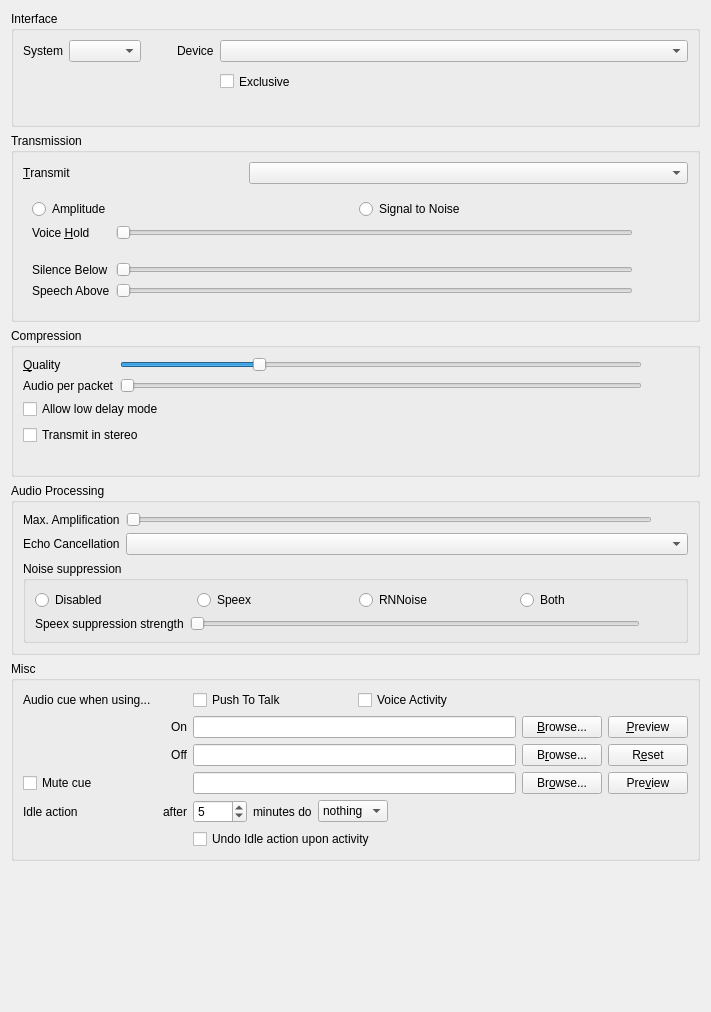
Qt form src/mumble/AudioInput.ui (d3adb5/mumble) before a commit.
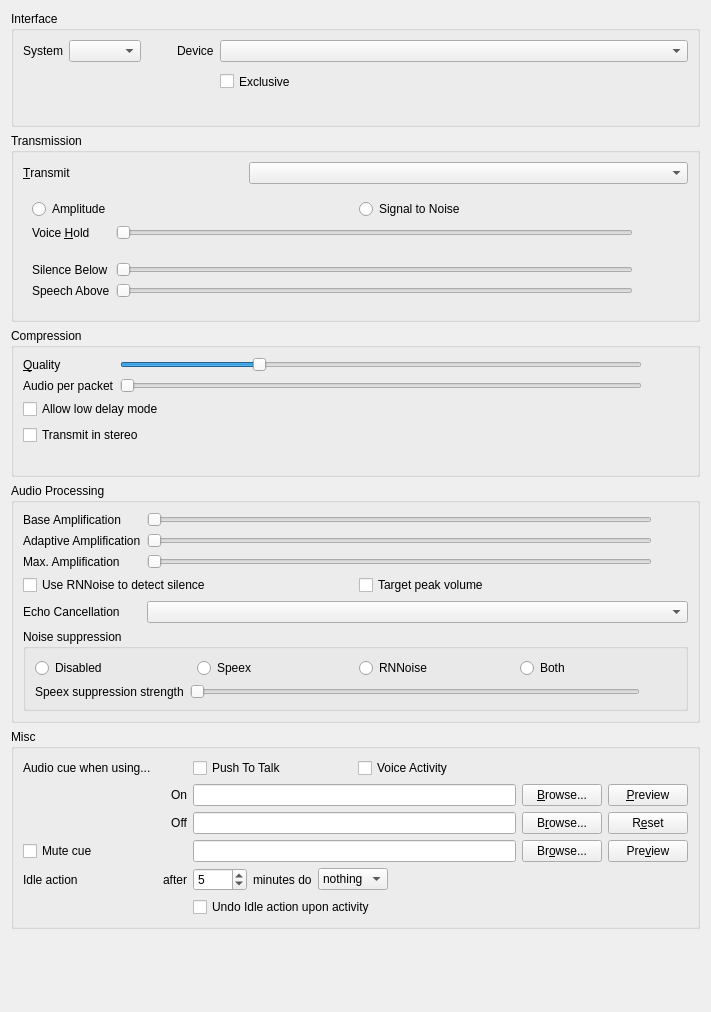
The same form after that commit. Custom widgets are drawn as their Qt base class.

Commit message: feat: expose base and adaptive amplification in the UI

```diff
--- a/src/mumble/AudioInput.ui
+++ b/src/mumble/AudioInput.ui
@@ -663,6 +663,118 @@
       <string>Audio Processing</string>
      </property>
      <layout class="QGridLayout">
+      <item row="0" column="0">
+       <widget class="QLabel" name="qliAmpBase">
+        <property name="text">
+         <string>Base Amplification</string>
+        </property>
+        <property name="buddy">
+         <cstring>qsAmpBase</cstring>
+        </property>
+       </widget>
+      </item>
+      <item row="0" column="1">
+       <widget class="SemanticSlider" name="qsAmpBase">
+        <property name="toolTip">
+         <string>Amplification the input always gets, even while it is silent</string>
+        </property>
+        <property name="whatsThis">
+         <string>&lt;b&gt;Base amplification of input.&lt;/b&gt;&lt;br /&gt;The input is always amplified by at least this much. Leave it at 1.0 (the leftmost position) for no guaranteed amplification.&lt;br /&gt;The base level can never exceed the adaptive or maximum levels.</string>
+        </property>
+        <property name="accessibleName">
+         <string>Base amplification</string>
+        </property>
+        <property name="accessibleDescription">
+         <string>The input is always amplified by at least this much</string>
+        </property>
+        <property name="maximum">
+         <number>29500</number>
+        </property>
+        <property name="singleStep">
+         <number>500</number>
+        </property>
+        <property name="pageStep">
+         <number>2000</number>
+        </property>
+        <property name="orientation">
+         <enum>Qt::Horizontal</enum>
+        </property>
+       </widget>
+      </item>
+      <item row="0" column="2">
+       <widget class="QLabel" name="qlAmpBase">
+        <property name="minimumSize">
+         <size>
+          <width>30</width>
+          <height>0</height>
+         </size>
+        </property>
+        <property name="text">
+         <string/>
+        </property>
+       </widget>
+      </item>
+      <item row="1" column="0">
+       <widget class="QLabel" name="qliAmpAdaptive">
+        <property name="text">
+         <string>Adaptive Amplification</string>
+        </property>
+        <property name="buddy">
+         <cstring>qsAmpAdaptive</cstring>
+        </property>
+       </widget>
+      </item>
+      <item row="1" column="1">
+       <widget class="SemanticSlider" name="qsAmpAdaptive">
+        <property name="toolTip">
+         <string>Maximum amplification while the input is classified as noise</string>
+        </property>
+        <property name="whatsThis">
+         <string>&lt;b&gt;Adaptive (silence-aware) amplification of input.&lt;/b&gt;&lt;br /&gt;While the input is classified as background noise rather than speech, it is amplified by at most this much, so that noise is not boosted as hard as your voice.&lt;br /&gt;Set it equal to the maximum to disable the silence-aware cap. The adaptive level always stays between the base and maximum levels.</string>
+        </property>
+        <property name="accessibleName">
+         <string>Adaptive amplification</string>
+        </property>
+        <property name="accessibleDescription">
+         <string>Noise is amplified by at most this amount</string>
+        </property>
+        <property name="maximum">
+         <number>29500</number>
+        </property>
+        <property name="singleStep">
+         <number>500</number>
+        </property>
+        <property name="pageStep">
+         <number>2000</number>
+        </property>
+        <property name="orientation">
+         <enum>Qt::Horizontal</enum>
+        </property>
+       </widget>
+      </item>
+      <item row="1" column="2">
+       <widget class="QLabel" name="qlAmpAdaptive">
+        <property name="minimumSize">
+         <size>
+          <width>30</width>
+          <height>0</height>
+         </size>
+        </property>
+        <property name="text">
+         <string/>
+        </property>
+       </widget>
+      </item>
+      <item row="2" column="0">
+       <widget class="QLabel" name="qliAmpMax">
+        <property name="text">
+         <string>Max. Amplification</string>
+        </property>
+        <property name="buddy">
+         <cstring>qsAmpMax</cstring>
+        </property>
+       </widget>
+      </item>
       <item row="2" column="1">
        <widget class="SemanticSlider" name="qsAmp">
         <property name="toolTip">
@@ -678,7 +790,7 @@
          <string>Speech is dynamically amplified by at most this amount</string>
         </property>
         <property name="maximum">
-         <number>19500</number>
+         <number>29500</number>
         </property>
         <property name="singleStep">
          <number>500</number>
@@ -691,16 +803,6 @@
         </property>
        </widget>
       </item>
-      <item row="2" column="0">
-       <widget class="QLabel" name="qliAmp">
-        <property name="text">
-         <string>Max. Amplification</string>
-        </property>
-        <property name="buddy">
-         <cstring>qsAmp</cstring>
-        </property>
-       </widget>
-      </item>
       <item row="2" column="2">
        <widget class="QLabel" name="qlAmp">
         <property name="minimumSize">
@@ -714,7 +816,37 @@
         </property>
        </widget>
       </item>
-      <item row="3" column="0">
+      <item row="3" column="0" colspan="3">
+       <layout class="QHBoxLayout" name="qhblAmpOptions">
+        <item>
+         <widget class="QCheckBox" name="qcbAdaptiveRNNoise">
+          <property name="toolTip">
+           <string>Detect silence with RNNoise instead of the signal-to-noise ratio</string>
+          </property>
+          <property name="whatsThis">
+           <string>&lt;b&gt;Use RNNoise to detect silence.&lt;/b&gt;&lt;br /&gt;Drives the adaptive amplification from RNNoise's voice activity estimate rather than Speex's signal-to-noise ratio. Has an effect only while RNNoise is the active noise canceller.</string>
+          </property>
+          <property name="text">
+           <string>Use RNNoise to detect silence</string>
+          </property>
+         </widget>
+        </item>
+        <item>
+         <widget class="QCheckBox" name="qcbAmpPeak">
+          <property name="toolTip">
+           <string>Amplify towards the signal peak instead of its average level</string>
+          </property>
+          <property name="whatsThis">
+           <string>&lt;b&gt;Target peak volume.&lt;/b&gt;&lt;br /&gt;Amplifies towards the loudest sample of each frame, keeping peaks from clipping, instead of towards the average level.</string>
+          </property>
+          <property name="text">
+           <string>Target peak volume</string>
+          </property>
+         </widget>
+        </item>
+       </layout>
+      </item>
+      <item row="4" column="0">
        <widget class="QLabel" name="qliEcho">
         <property name="toolTip">
          <string/>
@@ -727,7 +859,7 @@
         </property>
        </widget>
       </item>
-      <item row="4" column="0" colspan="3">
+      <item row="5" column="0" colspan="3">
        <widget class="QGroupBox" name="groupBox">
         <property name="accessibleName">
          <string>Noise suppression</string>
@@ -850,7 +982,7 @@
         </layout>
        </widget>
       </item>
-      <item row="3" column="1" colspan="2">
+      <item row="4" column="1" colspan="2">
        <widget class="MUComboBox" name="qcbEcho">
         <property name="toolTip">
          <string/>
```
Left out of the diff: 12 changed lines with no effect on the pictures. The commit also changes 4 other files.
